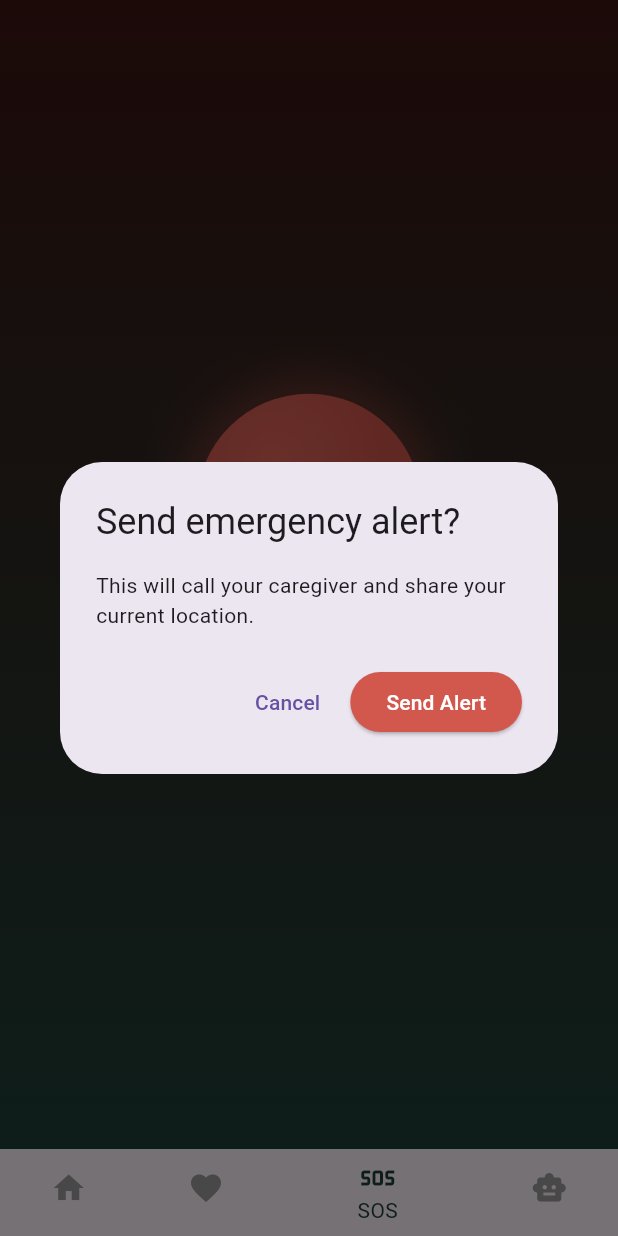
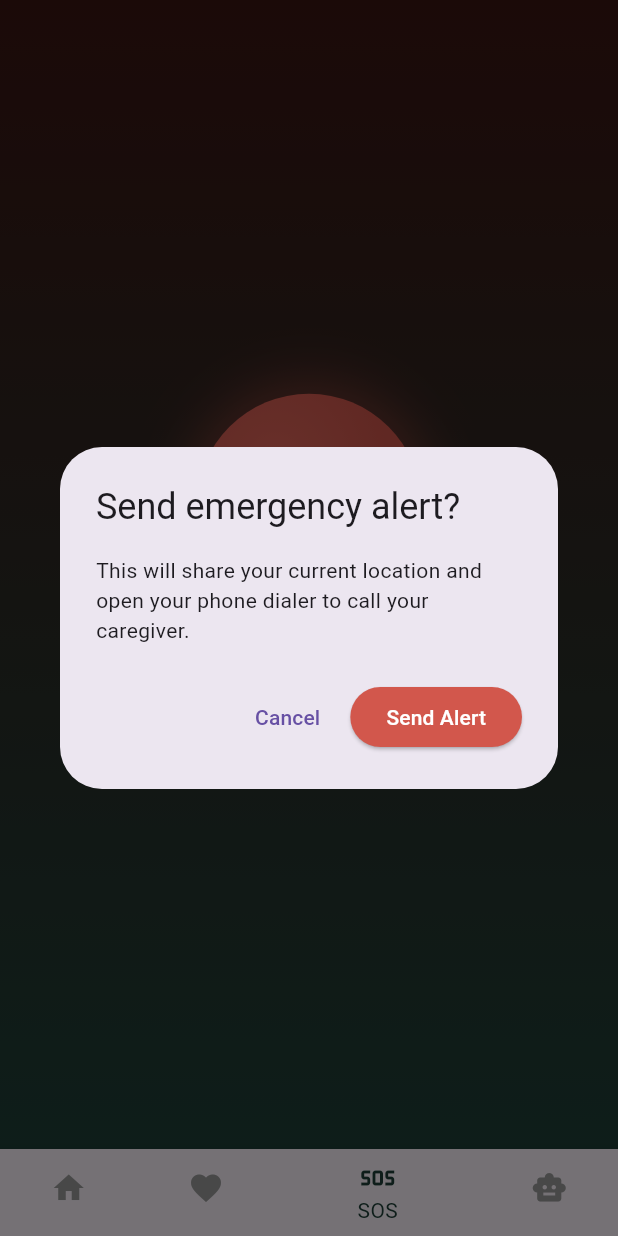
Before and after one commit to TharusiManchanayake/CareMate, a Flutter app: the screen it shows after launch, item 3 of the bottom bar chosen, after a tap on "SOS", on a phone screen of 412 x 824 dp. Run offline on Flutter 3.47's test engine with Material 3 defaults, Android fonts, the phone set to English and light mode, and no system bars; our stand-ins replace cloud_firestore, firebase_core, geolocator, image_picker, shared_preferences; missing offline and left inert: google_mlkit_text_recognition; accounts and stored records are empty.

Commit message:
Add real SOS functionality: GPS location capture, Firestore alert logging, and phone dialer integration

```diff
--- /dev/null
+++ b/lib/sos_alert.dart
@@ -0,0 +1,36 @@
+import 'package:cloud_firestore/cloud_firestore.dart';
+
+// A real emergency alert record — this is what would let a real
+// caregiver-side view someday show "Mary triggered SOS at X near Y".
+class SosAlert {
+  final double latitude;
+  final double longitude;
+  final String date;
+  final String time;
+
+  SosAlert({
+    required this.latitude,
+    required this.longitude,
+    required this.date,
+    required this.time,
+  });
+
+  Map<String, dynamic> toMap() {
+    return {
+      'latitude': latitude,
+      'longitude': longitude,
+      'date': date,
+      'time': time,
+    };
+  }
+}
+
+class SosStorage {
+  // Each alert becomes its own document, using the current
+  // timestamp as part of the ID so alerts never overwrite each
+  // other — unlike medicines, where each one has ONE ongoing
+  // document, every SOS press is a distinct historical event.
+  static Future<void> logAlert(SosAlert alert) async {
+    await FirebaseFirestore.instance.collection('sos_alerts').add(alert.toMap());
+  }
+}
--- a/lib/sos_screen.dart
+++ b/lib/sos_screen.dart
@@ -1,12 +1,129 @@
 import 'package:flutter/material.dart';
+import 'package:geolocator/geolocator.dart';
+import 'package:url_launcher/url_launcher.dart';
+import 'sos_alert.dart';
 
-class SosScreen extends StatelessWidget {
+class SosScreen extends StatefulWidget {
   const SosScreen({super.key});
+
+  @override
+  State<SosScreen> createState() => _SosScreenState();
+}
+
+class _SosScreenState extends State<SosScreen> {
+  bool _isSending = false;
+
+  // Hardcoded for now — a real version would let the caregiver set
+  // this in a settings screen. Being explicit about this limitation
+  // rather than pretending it's fully configurable.
+  static const _caregiverPhone = '+1234567890';
+
+  Future<void> _handleSosPress() async {
+    final confirmed = await _showConfirmation();
+    if (confirmed != true) return;
+
+    setState(() {
+      _isSending = true;
+    });
+
+    try {
+      final position = await _getCurrentLocation();
+
+      final now = DateTime.now();
+      const months = [
+        'Jan', 'Feb', 'Mar', 'Apr', 'May', 'Jun',
+        'Jul', 'Aug', 'Sep', 'Oct', 'Nov', 'Dec'
+      ];
+      final dateStr = '${now.day} ${months[now.month - 1]} ${now.year}';
+      final hour12 = now.hour % 12 == 0 ? 12 : now.hour % 12;
+      final minuteStr = now.minute.toString().padLeft(2, '0');
+      final period = now.hour >= 12 ? 'PM' : 'AM';
+      final timeStr = '$hour12:$minuteStr $period';
+
+      await SosStorage.logAlert(SosAlert(
+        latitude: position.latitude,
+        longitude: position.longitude,
+        date: dateStr,
+        time: timeStr,
+      ));
+
+      if (!mounted) return;
+
+      ScaffoldMessenger.of(context).showSnackBar(
+        const SnackBar(content: Text('Location shared. Opening phone dialer...')),
+      );
+
+      await _callCaregiver();
+    } catch (e) {
+      if (!mounted) return;
+      ScaffoldMessenger.of(context).showSnackBar(
+        SnackBar(content: Text('Could not complete request: $e')),
+      );
+    } finally {
+      if (mounted) {
+        setState(() {
+          _isSending = false;
+        });
+      }
+    }
+  }
+
+  // Handles the full permission-request dance geolocator requires
+  // before it'll actually give you a location.
+  Future<Position> _getCurrentLocation() async {
+    bool serviceEnabled = await Geolocator.isLocationServiceEnabled();
+    if (!serviceEnabled) {
+      throw Exception('Location services are turned off');
+    }
+
+    LocationPermission permission = await Geolocator.checkPermission();
+    if (permission == LocationPermission.denied) {
+      permission = await Geolocator.requestPermission();
+      if (permission == LocationPermission.denied) {
+        throw Exception('Location permission denied');
+      }
+    }
+
+    if (permission == LocationPermission.deniedForever) {
+      throw Exception('Location permission permanently denied — enable it in phone settings');
+    }
+
+    return await Geolocator.getCurrentPosition();
+  }
+
+  Future<void> _callCaregiver() async {
+    final uri = Uri(scheme: 'tel', path: _caregiverPhone);
+    if (await canLaunchUrl(uri)) {
+      await launchUrl(uri);
+    }
+  }
+
+  Future<bool?> _showConfirmation() {
+    return showDialog<bool>(
+      context: context,
+      builder: (context) => AlertDialog(
+        title: const Text('Send emergency alert?'),
+        content: const Text(
+          'This will share your current location and open your phone dialer to call your caregiver.',
+        ),
+        actions: [
+          TextButton(
+            onPressed: () => Navigator.pop(context, false),
+            child: const Text('Cancel'),
+          ),
+          ElevatedButton(
+            onPressed: () => Navigator.pop(context, true),
+            style: ElevatedButton.styleFrom(backgroundColor: const Color(0xFFD2574C)),
+            child: const Text('Send Alert', style: TextStyle(color: Colors.white)),
+          ),
+        ],
+      ),
+    );
+  }
 
   @override
   Widget build(BuildContext context) {
     return Container(
-      // A gradient background, dark red-to-teal, matching the mockup
       decoration: const BoxDecoration(
         gradient: LinearGradient(
           begin: Alignment.topCenter,
@@ -19,9 +136,7 @@ class SosScreen extends StatelessWidget {
           mainAxisAlignment: MainAxisAlignment.center,
           children: [
             GestureDetector(
-              onTap: () {
-                _showConfirmation(context);
-              },
+              onTap: _isSending ? null : _handleSosPress,
               child: Container(
                 width: 150,
                 height: 150,
@@ -39,7 +154,10 @@ class SosScreen extends StatelessWidget {
                     ),
                   ],
                 ),
-                child: const Column(
+                child: Center(
+                  child: _isSending
+                      ? const CircularProgressIndicator(color: Colors.white)
+                      : const Column(
                           mainAxisAlignment: MainAxisAlignment.center,
                           children: [
                             Text(
@@ -60,6 +178,7 @@ class SosScreen extends StatelessWidget {
                         ),
                 ),
               ),
+            ),
             const SizedBox(height: 24),
             const Text(
               'Emergency Assistance',
@@ -73,7 +192,7 @@ class SosScreen extends StatelessWidget {
             Padding(
               padding: const EdgeInsets.symmetric(horizontal: 40),
               child: Text(
-                'Pressing this button shares your live location with your caregiver and sends an emergency alert.',
+                'Pressing this button shares your real location and opens your phone to call your caregiver.',
                 textAlign: TextAlign.center,
                 style: TextStyle(color: Colors.white.withOpacity(0.7), fontSize: 12.5),
               ),
@@ -83,32 +202,4 @@ class SosScreen extends StatelessWidget {
       ),
     );
   }
-
-  // A dialog popup — a new concept: showing a floating box on top
-  // of the current screen to confirm a risky action before it fires.
-  void _showConfirmation(BuildContext context) {
-    showDialog(
-      context: context,
-      builder: (context) => AlertDialog(
-        title: const Text('Send emergency alert?'),
-        content: const Text(
-          'This will call your caregiver and share your current location.',
-        ),
-        actions: [
-          TextButton(
-            onPressed: () => Navigator.pop(context), // closes the dialog
-            child: const Text('Cancel'),
-          ),
-          ElevatedButton(
-            onPressed: () {
-              Navigator.pop(context);
-              debugPrint('EMERGENCY ALERT SENT');
-            },
-            style: ElevatedButton.styleFrom(backgroundColor: const Color(0xFFD2574C)),
-            child: const Text('Send Alert', style: TextStyle(color: Colors.white)),
-          ),
-        ],
-      ),
-    );
 }
-}
--- a/pubspec.yaml
+++ b/pubspec.yaml
@@ -10,13 +10,14 @@ environment:
 dependencies:
   flutter:
     sdk: flutter
-
   cupertino_icons: ^1.0.8
   shared_preferences: ^2.3.2
   image_picker: ^1.1.2
   google_mlkit_text_recognition: ^0.13.1
   firebase_core: ^3.6.0
   cloud_firestore: ^5.4.4
+  geolocator: ^13.0.2
+  url_launcher: ^6.3.1
 
 dev_dependencies:
   flutter_test:
```
Also changed, not shown: pubspec.lock, 6 other files. Lines whose indentation alone changed are shown as unchanged.
